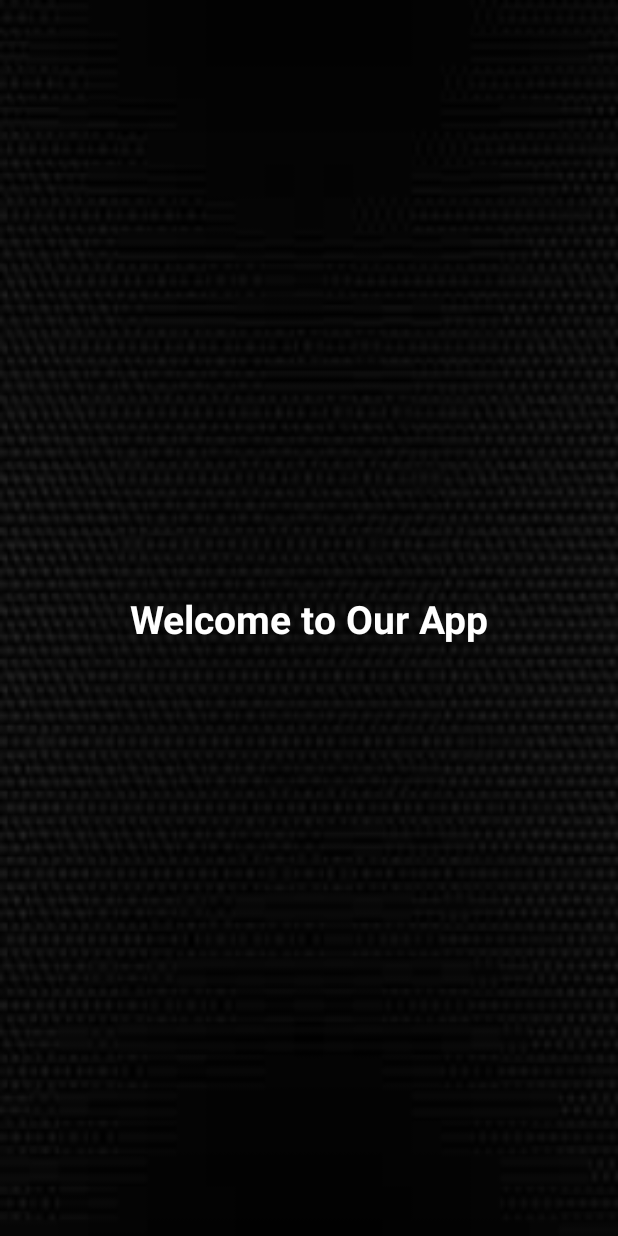
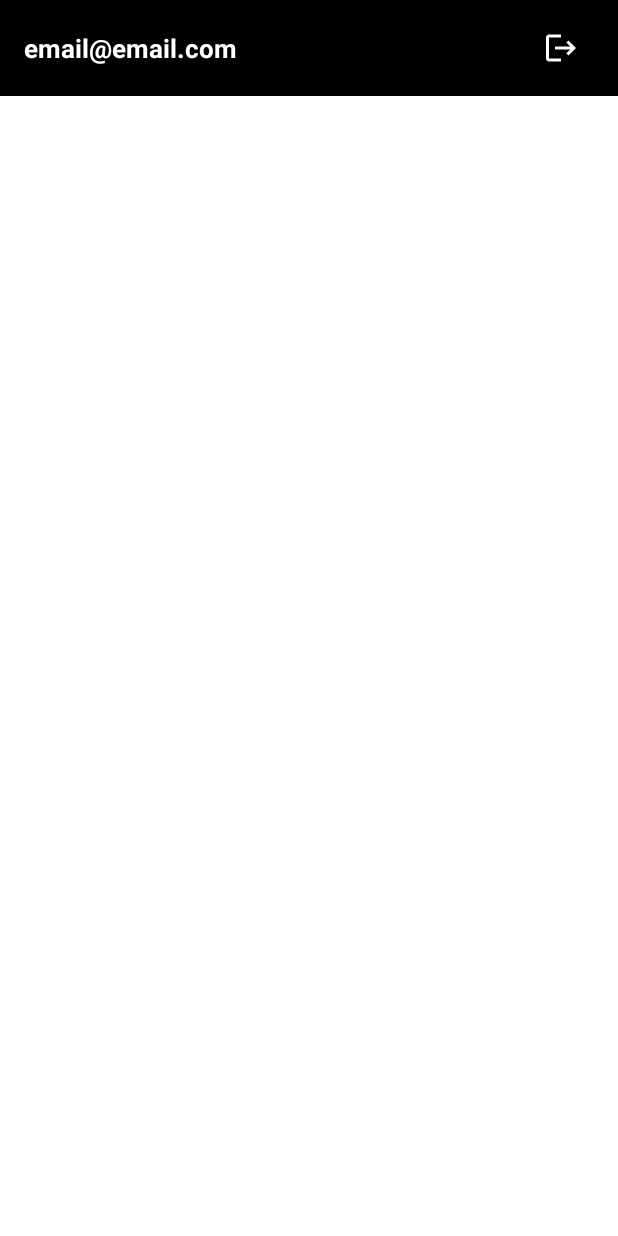
Before and after one commit to ananya-byte/event-gallery-organizer, an Android app: the layout activity_main.xml on its own in the app's theme, with its tools: preview values and no code run, on a phone screen of 412 x 824 dp. Run offline under Robolectric (Android 15) with nearby library versions, the phone set to English and light mode, and no system bars.

Commit message:
added code for toolbar and logout

```diff
--- a/Signin/app/build.gradle
+++ b/Signin/app/build.gradle
@@ -35,6 +35,7 @@ dependencies {
     implementation 'com.google.android.material:material:1.5.0'
     implementation 'androidx.constraintlayout:constraintlayout:2.1.4'
     implementation 'com.google.firebase:firebase-auth:21.1.0'
+    implementation 'com.google.firebase:firebase-auth-ktx:22.1.0'
     testImplementation 'junit:junit:4.13.2'
     androidTestImplementation 'androidx.test.ext:junit:1.1.5'
     androidTestImplementation 'androidx.test.espresso:espresso-core:3.5.1'
--- /dev/null
+++ b/Signin/app/src/main/res/drawable/logout_toolbar.xml
@@ -0,0 +1,5 @@
+<vector android:autoMirrored="true" android:height="24dp"
+    android:tint="#FFFFFF" android:viewportHeight="24"
+    android:viewportWidth="24" android:width="24dp" xmlns:android="http://schemas.android.com/apk/res/android">
+    <path android:fillColor="@android:color/white" android:pathData="M17,7l-1.41,1.41L18.17,11H8v2h10.17l-2.58,2.58L17,17l5,-5zM4,5h8V3H4c-1.1,0 -2,0.9 -2,2v14c0,1.1 0.9,2 2,2h8v-2H4V5z"/>
+</vector>
--- a/Signin/app/src/main/res/layout/activity_main.xml
+++ b/Signin/app/src/main/res/layout/activity_main.xml
@@ -1,24 +1,35 @@
 <?xml version="1.0" encoding="utf-8"?>
-<androidx.constraintlayout.widget.ConstraintLayout xmlns:android="http://schemas.android.com/apk/res/android"
+<LinearLayout xmlns:android="http://schemas.android.com/apk/res/android"
     xmlns:app="http://schemas.android.com/apk/res-auto"
     xmlns:tools="http://schemas.android.com/tools"
     android:layout_width="match_parent"
     android:layout_height="match_parent"
-    android:background="@drawable/download"
-    tools:context=".MainActivity">
+    android:background="@color/white"
+    tools:context=".MainActivity"
+    android:orientation="vertical"
+    android:gravity="top">
+    <androidx.appcompat.widget.Toolbar
+        android:layout_width="match_parent"
+        android:layout_height="wrap_content"
+        android:background="@color/black">
+        <TextView
+            android:id="@+id/user_details"
+            android:layout_width="wrap_content"
+            android:layout_height="wrap_content"
+            android:text="email@email.com"
+            android:textColor="@color/white"
+            android:textSize="17sp"
+            android:textStyle="bold" />
 
-    <TextView
-        android:layout_width="wrap_content"
-        android:layout_height="wrap_content"
-        android:text="Welcome to Our App"
-        android:textColor="@color/white"
-        android:textSize="26sp"
-        android:textStyle="bold"
+        <androidx.appcompat.widget.AppCompatImageButton
+            android:id="@+id/logout_button"
+            android:layout_width="wrap_content"
+            android:layout_height="wrap_content"
+            android:src="@drawable/logout_toolbar"
+            android:background="@color/black"
+            android:layout_gravity="right"
+            android:paddingRight="26sp"
+            />
+    </androidx.appcompat.widget.Toolbar>
 
-
-        app:layout_constraintBottom_toBottomOf="parent"
-        app:layout_constraintEnd_toEndOf="parent"
-        app:layout_constraintStart_toStartOf="parent"
-        app:layout_constraintTop_toTopOf="parent" />
-
-</androidx.constraintlayout.widget.ConstraintLayout>
+</LinearLayout>
```
Also changed, not shown: Signin/app/src/main/java/com/example/signin/LoginActivity.java (+53 -35 lines), Signin/app/src/main/java/com/example/signin/MainActivity.java (+37 -0 lines), Signin/app/src/main/java/com/example/signin/SignUpActivity.java (+33 -9 lines).
